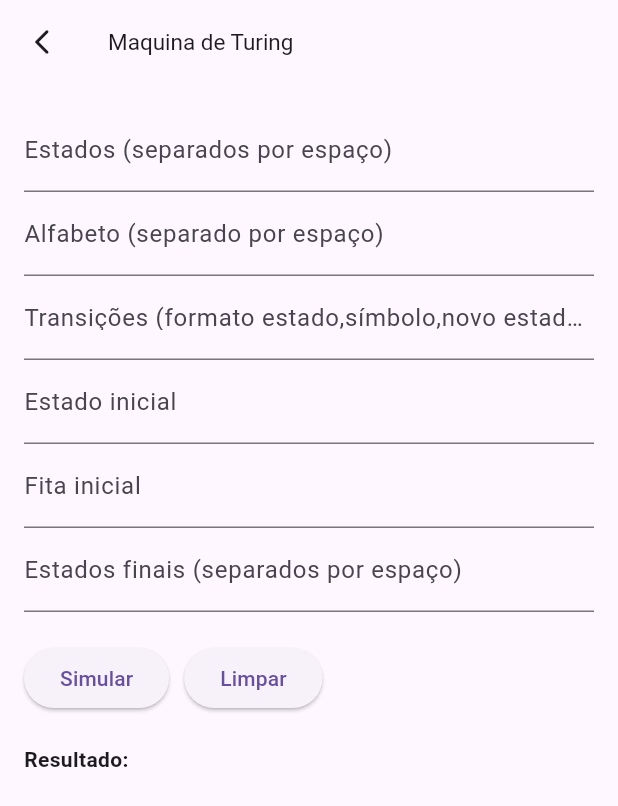
After one commit to FloraRosaPupo/Conversor-de-AFN-AFD, a Flutter app: the screen it shows after launch, after a tap on "Maquina de Turing", on a phone screen of 412 x 824 dp. The commit adds this screen. Shown: the top 806 px of the screen. Run offline on Flutter 3.47's test engine with Material 3 defaults, Android fonts, the phone set to English and light mode, and no system bars; network calls fail.

Commit message:
maquina de turing

```diff
--- /dev/null
+++ b/automato_app/lib/Maquina.dart
@@ -0,0 +1,159 @@
+import 'package:flutter/material.dart';
+import 'package:http/http.dart' as http;
+import 'dart:convert';
+
+void main() {
+  runApp(MaterialApp(
+    home: TuringApp(),
+  ));
+}
+
+class TuringApp extends StatefulWidget {
+  @override
+  _TuringAppState createState() => _TuringAppState();
+}
+
+class _TuringAppState extends State<TuringApp> {
+  final TextEditingController _statesController = TextEditingController();
+  final TextEditingController _alphabetController = TextEditingController();
+  final TextEditingController _transitionsController = TextEditingController();
+  final TextEditingController _initialStateController = TextEditingController();
+  final TextEditingController _tapeController = TextEditingController();
+  final TextEditingController _finalStatesController = TextEditingController();
+  String _result = '';
+
+  Future<void> _simulate() async {
+    try {
+      final response = await http.post(
+        Uri.parse('http://localhost:5000/simulate'),
+        headers: <String, String>{
+          'Content-Type': 'application/json; charset=UTF-8',
+        },
+        body: jsonEncode(<String, dynamic>{
+          'states': _statesController.text.split(' '),
+          'alphabet': _alphabetController.text.split(' '),
+          'transitions': _transitionsController.text.split(';'),
+          'initial_state': _initialStateController.text,
+          'tape': _tapeController.text,
+          'final_states': _finalStatesController.text.split(' '),
+        }),
+      );
+
+      if (response.statusCode == 200) {
+        setState(() {
+          _result = response.body;
+        });
+      } else {
+        setState(() {
+          _result = 'Erro na simulação: ${response.body}';
+        });
+      }
+    } catch (e) {
+      setState(() {
+        _result = 'Erro: $e';
+      });
+    }
+  }
+
+  void _clearFields() {
+    _statesController.clear();
+    _alphabetController.clear();
+    _transitionsController.clear();
+    _initialStateController.clear();
+    _tapeController.clear();
+    _finalStatesController.clear();
+    setState(() {
+      _result = '';
+    });
+  }
+
+  @override
+  Widget build(BuildContext context) {
+    return Scaffold(
+      appBar: AppBar(
+        title: Text(
+          'Maquina de Turing',
+          style: TextStyle(fontSize: 15),
+        ),
+        leading: IconButton(
+          icon: Icon(
+            Icons.arrow_back_ios_new_rounded,
+            size: 20,
+          ), // Altere o ícone aqui
+          onPressed: () {
+            Navigator.pop(context);
+          },
+        ),
+      ),
+      body: Padding(
+        padding: EdgeInsets.all(16.0),
+        child: Column(
+          crossAxisAlignment: CrossAxisAlignment.start,
+          children: [
+            TextField(
+              controller: _statesController,
+              decoration: InputDecoration(
+                labelText: 'Estados (separados por espaço)',
+              ),
+            ),
+            TextField(
+              controller: _alphabetController,
+              decoration: InputDecoration(
+                labelText: 'Alfabeto (separado por espaço)',
+              ),
+            ),
+            TextField(
+              controller: _transitionsController,
+              decoration: InputDecoration(
+                labelText:
+                    'Transições (formato estado,símbolo,novo estado,nova escrita,movimento; separadas por ";")',
+              ),
+            ),
+            TextField(
+              controller: _initialStateController,
+              decoration: InputDecoration(
+                labelText: 'Estado inicial',
+              ),
+            ),
+            TextField(
+              controller: _tapeController,
+              decoration: InputDecoration(
+                labelText: 'Fita inicial',
+              ),
+            ),
+            TextField(
+              controller: _finalStatesController,
+              decoration: InputDecoration(
+                labelText: 'Estados finais (separados por espaço)',
+              ),
+            ),
+            SizedBox(height: 20),
+            Row(
+              children: [
+                ElevatedButton(
+                  onPressed: _simulate,
+                  child: Text('Simular'),
+                ),
+                SizedBox(width: 10),
+                ElevatedButton(
+                  onPressed: _clearFields,
+                  child: Text('Limpar'),
+                ),
+              ],
+            ),
+            SizedBox(height: 20),
+            Text(
+              'Resultado:',
+              style: TextStyle(fontWeight: FontWeight.bold),
+            ),
+            Expanded(
+              child: SingleChildScrollView(
+                child: Text(_result),
+              ),
+            ),
+          ],
+        ),
+      ),
+    );
+  }
+}
--- a/automato_app/lib/main.dart
+++ b/automato_app/lib/main.dart
@@ -1,9 +1,15 @@
-import 'package:automato_app/form.dart';
+import 'package:automato_app/AFD.dart';
+import 'package:automato_app/Maquina.dart';
+import 'package:automato_app/painel.dart';
 import 'package:flutter/material.dart';
-
 
 void main() {
   runApp(MaterialApp(
-    home: AFDApp(),
+    initialRoute: '/',
+    routes: <String, WidgetBuilder>{
+      '/': (BuildContext context) => Painel(),
+      '/AFD': (BuildContext context) => AFDApp(),
+      '/Maquina': (BuildContext context) => TuringApp(),
+    },
   ));
 }
--- /dev/null
+++ b/automato_app/lib/painel.dart
@@ -0,0 +1,41 @@
+import 'package:flutter/material.dart';
+
+class Painel extends StatelessWidget {
+  const Painel({super.key});
+
+  @override
+  Widget build(BuildContext context) {
+    return Scaffold(
+      body: Center(
+        child: Padding(
+          padding: EdgeInsets.all(32.0),
+          child: Column(
+            mainAxisAlignment: MainAxisAlignment.center,
+            crossAxisAlignment: CrossAxisAlignment.center,
+            children: [
+              SizedBox(
+                width: double.infinity,
+                child: ElevatedButton(
+                  onPressed: () {
+                    Navigator.pushNamed(context, '/AFD');
+                  },
+                  child: Text('Simulador de AFD e AFN'),
+                ),
+              ),
+              SizedBox(height: 10),
+              SizedBox(
+                width: double.infinity,
+                child: ElevatedButton(
+                  onPressed: () {
+                    Navigator.pushNamed(context, '/Maquina');
+                  },
+                  child: Text('Maquina de Turing'),
+                ),
+              ),
+            ],
+          ),
+        ),
+      ),
+    );
+  }
+}
```
Also changed, not shown: automato_app/lib/AFD.dart (renamed from automato_app/lib/form.dart, +13 -2 lines), 2 other files.
